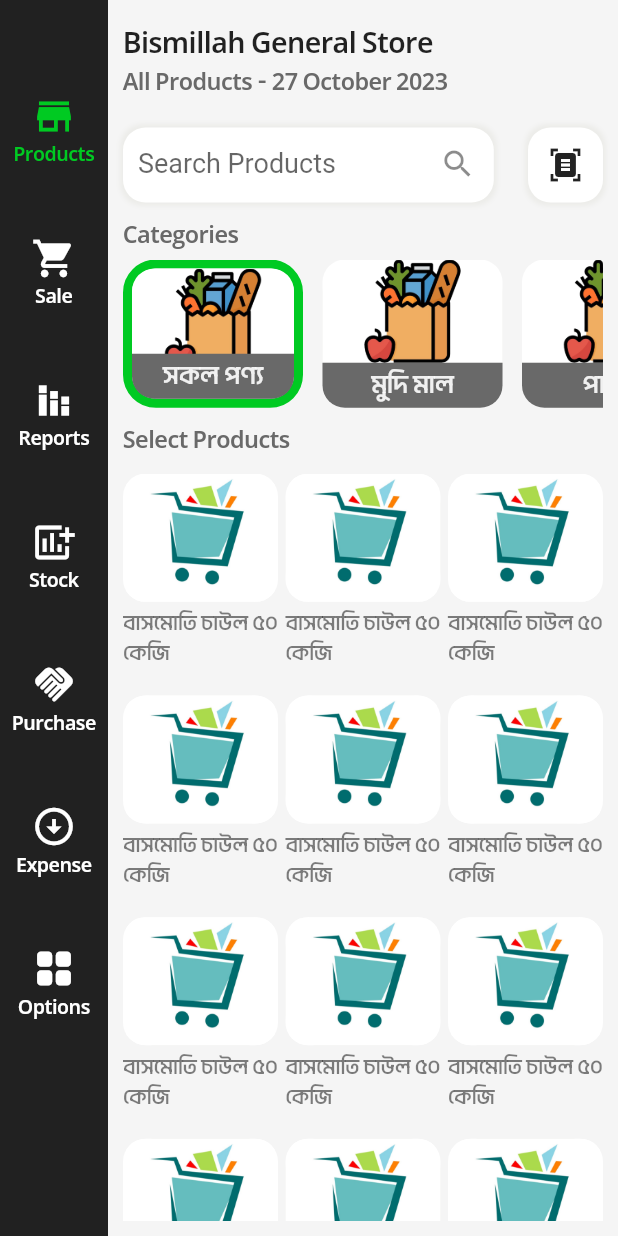
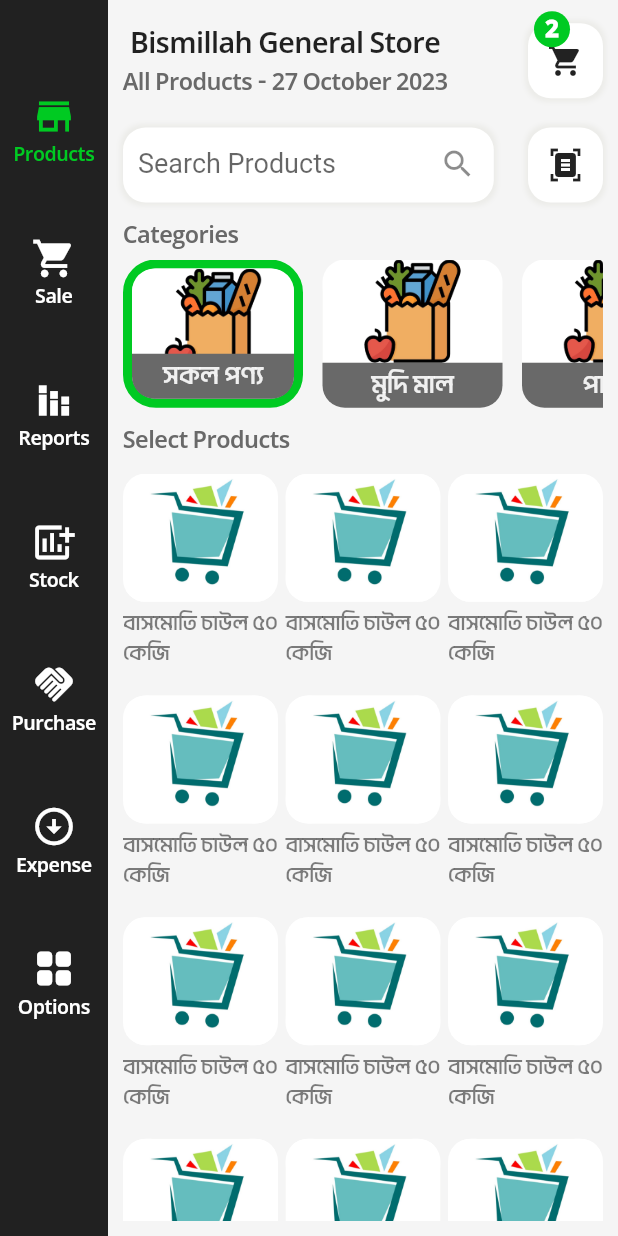
Before and after one commit to emonxcode/DokanHishabee-App, a Flutter app: the screen it shows after launch, on a phone screen of 412 x 824 dp. Run offline on Flutter 3.47's test engine with Material 2 defaults, Android fonts, the phone set to English and light mode, and no system bars; our stand-ins replace dio, flutter_riverpod, image_picker, shared_preferences; missing offline and left inert: encrypt, flutter_overlay_loader, gif, simple_animation_transition.

Commit message:
cart product

```diff
--- a/lib/src/views/products/products_screen.dart
+++ b/lib/src/views/products/products_screen.dart
@@ -5,9 +5,8 @@ import 'package:amar_dokan_app/src/providers/products_provider.dart';
 import 'package:amar_dokan_app/src/views/widgets/dokan_hishabee_text.dart';
 import 'package:flutter/material.dart';
 import 'package:flutter_riverpod/flutter_riverpod.dart';
-import 'package:intl/intl.dart';
 import 'package:simple_animation_transition/simple_animation_transition.dart';
-import '../../../main.dart';
+import 'widgets/app_bar.dart';
 import 'widgets/category_list.dart';
 import 'widgets/product_list.dart';
 import 'widgets/scanner_btn.dart';
@@ -21,10 +20,42 @@ class ProductsScreen extends ConsumerStatefulWidget {
 }
 
 class _ProductsScreenState extends ConsumerState<ProductsScreen> {
+  GlobalKey<ScaffoldState> scaffolldKey = GlobalKey<ScaffoldState>();
+
   @override
   Widget build(BuildContext context) {
     var controller = ref.watch(productsProvider);
+
     return Scaffold(
+      key: scaffolldKey,
+      endDrawer: Container(
+        height: context.height * 0.8,
+        width: context.width * 0.7,
+        decoration: BoxDecoration(
+          borderRadius: BorderRadius.circular(15),
+          color: AppColors.whiteColor,
+        ),
+        child: Column(
+          children: [
+            Row(
+              children: [
+                AppSpace.spaceW10,
+                const DokanHishabeeTextWidget(
+                  text: "Cart",
+                  fontSize: 20,
+                ),
+                const Spacer(),
+                IconButton(
+                  onPressed: () {
+                    Navigator.pop(context);
+                  },
+                  icon: const Icon(Icons.close),
+                ),
+              ],
+            )
+          ],
+        ),
+      ),
       body: SlideAnimatedWidget(
         direction: SlideDirectionType.fromOffset,
         duration: const Duration(milliseconds: 300),
@@ -38,21 +69,7 @@ class _ProductsScreenState extends ConsumerState<ProductsScreen> {
               crossAxisAlignment: CrossAxisAlignment.start,
               children: [
                 AppSpace.spaceH4,
-                DokanHishabeeTextWidget(
-                  text: "Bismillah General Store",
-                  color: theme == "light"
-                      ? AppColors.darkColor
-                      : AppColors.whiteColor,
-                  fontSize: 22,
-                  fontWeight: FontWeight.normal,
-                ),
-                DokanHishabeeTextWidget(
-                  text:
-                      "All Products - ${DateFormat('dd MMMM yyy').format(DateTime.now())}",
-                  color: AppColors.darkGrey,
-                  fontSize: 18,
-                  fontWeight: FontWeight.normal,
-                ),
+                ProductPageAppBar(scaffolldKey: scaffolldKey),
                 AppSpace.spaceH18,
                 const Row(
                   children: [
--- /dev/null
+++ b/lib/src/views/products/widgets/app_bar.dart
@@ -0,0 +1,49 @@
+import 'package:flutter/material.dart';
+import 'package:intl/intl.dart';
+
+import '../../../../main.dart';
+import '../../../helpers/utils/colors.dart';
+import '../../widgets/dokan_hishabee_text.dart';
+import 'cart_button.dart';
+
+class ProductPageAppBar extends StatelessWidget {
+  const ProductPageAppBar({
+    super.key,
+    required this.scaffolldKey,
+  });
+
+  final GlobalKey<ScaffoldState> scaffolldKey;
+
+  @override
+  Widget build(BuildContext context) {
+    return Row(
+      children: [
+        Column(
+          children: [
+            DokanHishabeeTextWidget(
+              text: "Bismillah General Store",
+              color:
+                  theme == "light" ? AppColors.darkColor : AppColors.whiteColor,
+              fontSize: 22,
+              fontWeight: FontWeight.normal,
+            ),
+            DokanHishabeeTextWidget(
+              text:
+                  "All Products - ${DateFormat('dd MMMM yyy').format(DateTime.now())}",
+              color: AppColors.darkGrey,
+              fontSize: 18,
+              fontWeight: FontWeight.normal,
+            ),
+          ],
+        ),
+        const Spacer(),
+        CartButton(
+          onTap: () {
+            scaffolldKey.currentState!.openEndDrawer();
+          },
+          value: "2",
+        ),
+      ],
+    );
+  }
+}
--- /dev/null
+++ b/lib/src/views/products/widgets/cart_button.dart
@@ -0,0 +1,55 @@
+import 'package:flutter/material.dart';
+
+import '../../../../main.dart';
+import '../../../helpers/utils/colors.dart';
+import '../../widgets/dokan_hishabee_text.dart';
+
+class CartButton extends StatelessWidget {
+  const CartButton({
+    super.key,
+    required this.onTap,
+    required this.value,
+  });
+
+  final Function onTap;
+  final String value;
+
+  @override
+  Widget build(BuildContext context) {
+    return Badge(
+      alignment: Alignment.topLeft,
+      largeSize: 23,
+      backgroundColor: AppColors.primaryColor,
+      label: DokanHishabeeTextWidget(
+        text: value.toString(),
+        color: AppColors.whiteColor,
+        fontSize: 18,
+        fontWeight: FontWeight.bold,
+      ),
+      child: InkWell(
+        onTap: () => onTap(),
+        child: Container(
+          height: 50,
+          width: 50,
+          decoration: BoxDecoration(
+            boxShadow: [
+              BoxShadow(
+                offset: const Offset(0, 0),
+                blurRadius: 2,
+                spreadRadius: 2,
+                color: theme == "light"
+                    ? AppColors.lightGrey
+                    : Theme.of(context).scaffoldBackgroundColor,
+              )
+            ],
+            borderRadius: BorderRadius.circular(15),
+            color: theme == "light" ? AppColors.whiteColor : AppColors.darkGrey,
+          ),
+          child: const Center(
+            child: Icon(Icons.shopping_cart),
+          ),
+        ),
+      ),
+    );
+  }
+}
--- a/lib/src/views/products/widgets/category_view.dart
+++ b/lib/src/views/products/widgets/category_view.dart
@@ -1,6 +1,5 @@
 import 'package:amar_dokan_app/src/helpers/extensions/extensions.dart';
 import 'package:flutter/material.dart';
-
 import '../../../helpers/utils/colors.dart';
 import '../../../providers/products_provider.dart';
 import '../../widgets/dokan_hishabee_text.dart';
--- a/lib/src/views/products/widgets/scanner_btn.dart
+++ b/lib/src/views/products/widgets/scanner_btn.dart
@@ -19,7 +19,7 @@ class ScannerButton extends StatelessWidget {
         decoration: BoxDecoration(
           boxShadow: [
             BoxShadow(
-              offset: Offset(0, 0),
+              offset: const Offset(0, 0),
               blurRadius: 2,
               spreadRadius: 2,
               color: theme == "light"
@@ -30,7 +30,7 @@ class ScannerButton extends StatelessWidget {
           borderRadius: BorderRadius.circular(15),
           color: theme == "light" ? AppColors.whiteColor : AppColors.darkGrey,
         ),
-        child: Center(
+        child: const Center(
           child: Icon(Icons.document_scanner),
         ),
       ),
```
